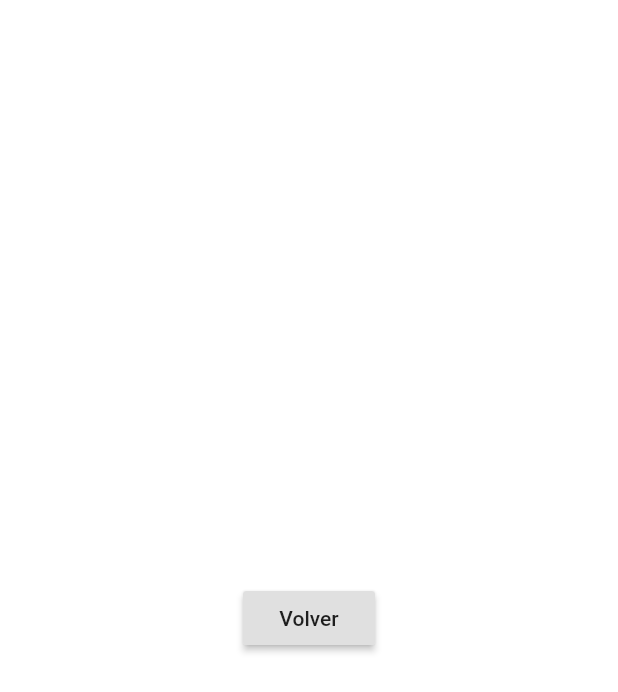
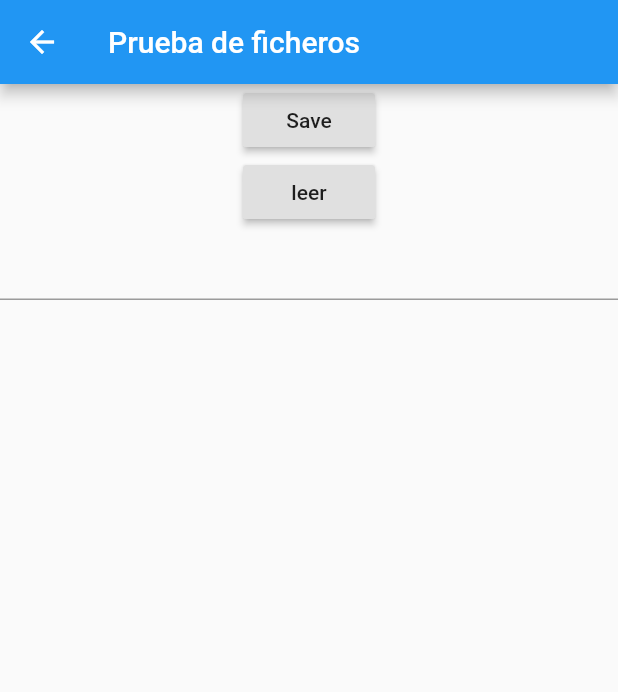
Before and after one commit to lucasambesi/botonera_app, a Flutter app: the screen it shows after launch, after a tap on "Configuración", on a phone screen of 412 x 824 dp. Shown: the top 692 px of the screen. Run offline on Flutter 3.47's test engine with Material 2 defaults, Android fonts, the phone set to English and light mode, and no system bars; our stand-ins replace audioplayers.

Commit message:
Se agrega base de lectura/escritura de Archivos con FileUtils y prueba en Senttings

```diff
--- a/lib/HomePage/HomePage.dart
+++ b/lib/HomePage/HomePage.dart
@@ -55,7 +55,8 @@ class BaseLayout extends StatelessWidget {
                   );
                 },
               ),
-              )),
+            ),
+          ),
           SizedBox(height: 30),
           Flexible(
             flex: 1,
--- a/lib/SettingPage/SettingPage.dart
+++ b/lib/SettingPage/SettingPage.dart
@@ -1,17 +1,46 @@
+import 'package:botonera_app/FileOperations/FileUtils.dart';
 import 'package:flutter/cupertino.dart';
 import 'package:flutter/material.dart';
 
-class PantallaConfiguracion extends StatelessWidget {
+class PantallaConfiguracion extends StatefulWidget {
+  State<StatefulWidget> createState() => PantallaConfiguracionImpl();
+}
+
+class PantallaConfiguracionImpl extends State<PantallaConfiguracion> {
+  String text = "";
+  final myController = TextEditingController();
   @override
   Widget build(BuildContext context) {
-    return Center(
-      child: Container(
-        child: RaisedButton(
-          child: Text('Volver'),
-          onPressed: () {
-            Navigator.of(context).pop();
-          },
-        ),
+    return Scaffold(
+      appBar: AppBar(
+        title: Text('Prueba de ficheros'),
+      ),
+      body: Column(
+        children: [
+          RaisedButton(
+            child: Text('Save'),
+            onPressed: () {
+              FileUtils.saveToFile(myController.text);
+            },
+          ),
+          RaisedButton(
+            child: Text('leer'),
+            onPressed: () {
+              FileUtils.readFromFile().then((contents) {
+                setState(() {
+                  text = contents;
+                });
+              });
+            },
+          ),
+          TextField(
+            controller: myController,
+          ),
+          SizedBox(
+            height: 30,
+          ),
+          Text(text),
+        ],
       ),
     );
   }
--- a/lib/SoundsPage/BottomNavigationBarSounds.dart
+++ b/lib/SoundsPage/BottomNavigationBarSounds.dart
@@ -7,7 +7,7 @@ class NavigationBar extends StatefulWidget {
 }
 
 class NavigationBarImpl extends State<NavigationBar> {
-  int _currentIndex = 0;
+  int _currentIndex = 2;
 
   final List<Widget> _children = [
     PantallaExplorar(),
--- a/pubspec.yaml
+++ b/pubspec.yaml
@@ -25,6 +25,7 @@ dependencies:
     sdk: flutter
   audioplayers: ^0.8.0
   flutter_launcher_icons: ^0.7.4
+  path_provider: ^0.5.0
 
 
   # The following adds the Cupertino Icons font to your application.
```
Also changed, not shown: lib/FileOperations/FileUtils.dart (added, +57 -0 lines), lib/SoundsPage/ExploreSounds.dart (+25 -10 lines), pubspec.lock. Lines whose indentation alone changed are shown as unchanged.
